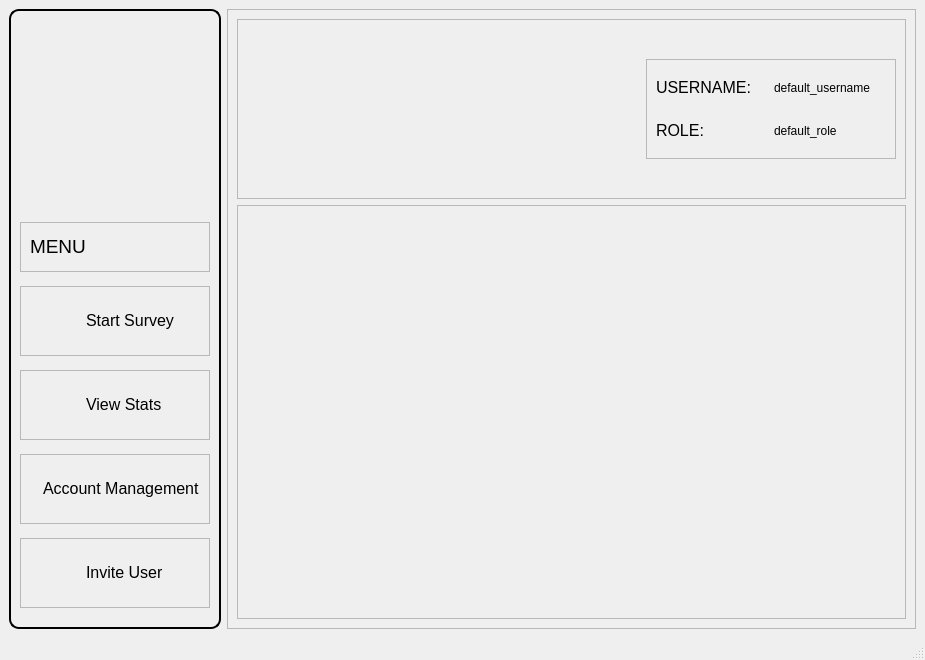
The window that src/ui_design/dashboard.ui (mikukula/SAT) describes before a commit, drawn with Qt 5.
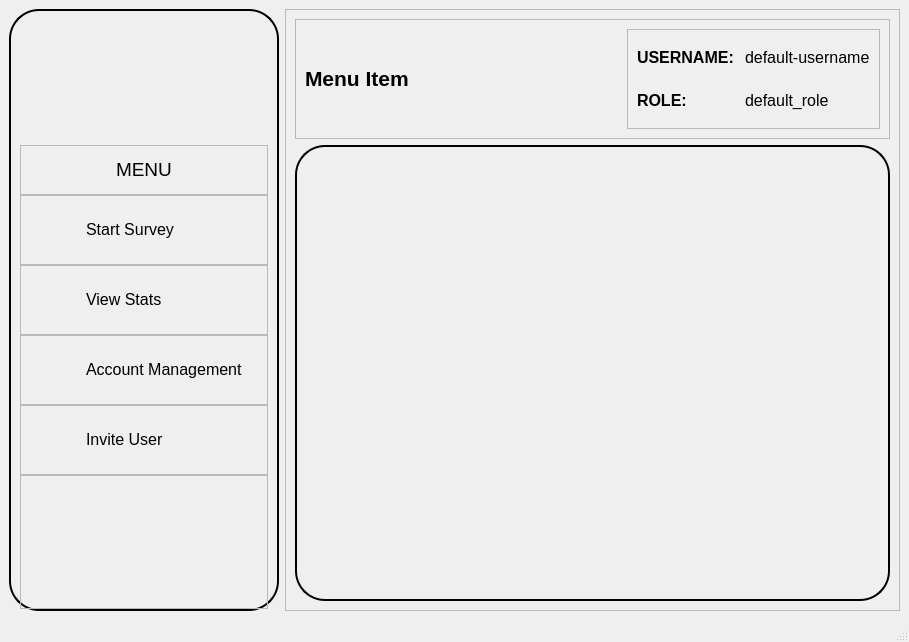
The same window after the commit. Icons and pictures are not drawn.

Commit message: session tokens added, dashboard displayed

```diff
--- a/src/ui_design/dashboard.ui
+++ b/src/ui_design/dashboard.ui
@@ -6,8 +6,8 @@
    <rect>
     <x>0</x>
     <y>0</y>
-    <width>925</width>
-    <height>660</height>
+    <width>909</width>
+    <height>642</height>
    </rect>
   </property>
   <property name="windowTitle">
@@ -19,25 +19,37 @@
      <widget class="QFrame" name="frame">
       <property name="maximumSize">
        <size>
-        <width>250</width>
+        <width>270</width>
         <height>16777215</height>
        </size>
       </property>
       <property name="styleSheet">
        <string notr="true">QFrame#frame{
     border: 2px solid black;
-    border-radius: 10px;
+    border-radius: 30px;
 }
 
 </string>
       </property>
       <layout class="QVBoxLayout" name="verticalLayout">
+       <property name="spacing">
+        <number>0</number>
+       </property>
+       <property name="topMargin">
+        <number>0</number>
+       </property>
+       <property name="rightMargin">
+        <number>9</number>
+       </property>
+       <property name="bottomMargin">
+        <number>0</number>
+       </property>
        <item>
         <widget class="QFrame" name="horizontalFrame">
          <property name="maximumSize">
           <size>
            <width>16777215</width>
-           <height>180</height>
+           <height>200</height>
           </size>
          </property>
          <layout class="QHBoxLayout" name="horizontalLayout">
@@ -58,10 +70,16 @@
           </property>
           <item>
            <widget class="QLabel" name="label">
+            <property name="minimumSize">
+             <size>
+              <width>0</width>
+              <height>0</height>
+             </size>
+            </property>
             <property name="maximumSize">
              <size>
-              <width>180</width>
-              <height>180</height>
+              <width>200</width>
+              <height>200</height>
              </size>
             </property>
             <property name="text">
@@ -93,6 +111,19 @@
           <enum>QFrame::Raised</enum>
          </property>
          <layout class="QHBoxLayout" name="horizontalLayout_4">
+          <item>
+           <spacer name="horizontalSpacer_2">
+            <property name="orientation">
+             <enum>Qt::Horizontal</enum>
+            </property>
+            <property name="sizeHint" stdset="0">
+             <size>
+              <width>40</width>
+              <height>20</height>
+             </size>
+            </property>
+           </spacer>
+          </item>
           <item>
            <widget class="QLabel" name="label_2">
             <property name="text">
@@ -100,6 +131,19 @@
             </property>
            </widget>
           </item>
+          <item>
+           <spacer name="horizontalSpacer_3">
+            <property name="orientation">
+             <enum>Qt::Horizontal</enum>
+            </property>
+            <property name="sizeHint" stdset="0">
+             <size>
+              <width>40</width>
+              <height>20</height>
+             </size>
+            </property>
+           </spacer>
+          </item>
          </layout>
         </widget>
        </item>
@@ -113,10 +157,16 @@
          </property>
          <property name="maximumSize">
           <size>
-           <width>230</width>
+           <width>270</width>
            <height>70</height>
           </size>
          </property>
+         <property name="styleSheet">
+          <string notr="true">QFrame:hover {
+	background-color: lightGray;
+	border-radius: 30px;
+}</string>
+         </property>
          <property name="frameShape">
           <enum>QFrame::StyledPanel</enum>
          </property>
@@ -160,10 +210,16 @@
         <widget class="QFrame" name="frame_6">
          <property name="maximumSize">
           <size>
-           <width>230</width>
+           <width>270</width>
            <height>70</height>
           </size>
          </property>
+         <property name="styleSheet">
+          <string notr="true">QFrame:hover {
+	background-color: lightGray;
+	border-radius: 30px;
+}</string>
+         </property>
          <property name="frameShape">
           <enum>QFrame::StyledPanel</enum>
          </property>
@@ -204,10 +260,16 @@
         <widget class="QFrame" name="frame_3">
          <property name="maximumSize">
           <size>
-           <width>230</width>
+           <width>270</width>
            <height>70</height>
           </size>
          </property>
+         <property name="styleSheet">
+          <string notr="true">QFrame:hover {
+	background-color: lightGray;
+	border-radius: 30px;
+}</string>
+         </property>
          <property name="frameShape">
           <enum>QFrame::StyledPanel</enum>
          </property>
@@ -248,10 +310,16 @@
         <widget class="QFrame" name="frame_5">
          <property name="maximumSize">
           <size>
-           <width>230</width>
+           <width>270</width>
            <height>70</height>
           </size>
          </property>
+         <property name="styleSheet">
+          <string notr="true">QFrame:hover {
+	background-color: lightGray;
+	border-radius: 30px;
+}</string>
+         </property>
          <property name="frameShape">
           <enum>QFrame::StyledPanel</enum>
          </property>
@@ -288,6 +356,16 @@
          </layout>
         </widget>
        </item>
+       <item>
+        <widget class="QFrame" name="frame_8">
+         <property name="frameShape">
+          <enum>QFrame::StyledPanel</enum>
+         </property>
+         <property name="frameShadow">
+          <enum>QFrame::Raised</enum>
+         </property>
+        </widget>
+       </item>
       </layout>
      </widget>
     </item>
@@ -305,7 +383,7 @@
          <property name="maximumSize">
           <size>
            <width>16777215</width>
-           <height>180</height>
+           <height>120</height>
           </size>
          </property>
          <property name="frameShape">
@@ -315,6 +393,13 @@
           <enum>QFrame::Raised</enum>
          </property>
          <layout class="QHBoxLayout" name="horizontalLayout_8">
+          <item>
+           <widget class="QLabel" name="menu_item_label">
+            <property name="text">
+             <string>&lt;html&gt;&lt;head/&gt;&lt;body&gt;&lt;p&gt;&lt;span style=&quot; font-size:16pt; font-weight:600;&quot;&gt;Menu Item&lt;/span&gt;&lt;/p&gt;&lt;/body&gt;&lt;/html&gt;</string>
+            </property>
+           </widget>
+          </item>
           <item>
            <spacer name="horizontalSpacer">
             <property name="orientation">
@@ -322,8 +407,8 @@
             </property>
             <property name="sizeHint" stdset="0">
              <size>
-              <width>355</width>
-              <height>20</height>
+              <width>0</width>
+              <height>0</height>
              </size>
             </property>
            </spacer>
@@ -352,28 +437,28 @@
              <item row="0" column="0">
               <widget class="QLabel" name="label_11">
                <property name="text">
-                <string>&lt;html&gt;&lt;head/&gt;&lt;body&gt;&lt;p&gt;&lt;span style=&quot; font-size:12pt;&quot;&gt;USERNAME: &lt;/span&gt;&lt;/p&gt;&lt;/body&gt;&lt;/html&gt;</string>
+                <string>&lt;html&gt;&lt;head/&gt;&lt;body&gt;&lt;p&gt;&lt;span style=&quot; font-size:12pt; font-weight:600;&quot;&gt;USERNAME: &lt;/span&gt;&lt;/p&gt;&lt;/body&gt;&lt;/html&gt;</string>
                </property>
               </widget>
              </item>
              <item row="1" column="0">
               <widget class="QLabel" name="label_12">
                <property name="text">
-                <string>&lt;html&gt;&lt;head/&gt;&lt;body&gt;&lt;p&gt;&lt;span style=&quot; font-size:12pt;&quot;&gt;ROLE:&lt;/span&gt;&lt;/p&gt;&lt;/body&gt;&lt;/html&gt;</string>
+                <string>&lt;html&gt;&lt;head/&gt;&lt;body&gt;&lt;p&gt;&lt;span style=&quot; font-size:12pt; font-weight:600;&quot;&gt;ROLE:&lt;/span&gt;&lt;/p&gt;&lt;/body&gt;&lt;/html&gt;</string>
                </property>
               </widget>
              </item>
              <item row="0" column="1">
               <widget class="QLabel" name="usernameLabel">
                <property name="text">
-                <string>default_username</string>
+                <string>&lt;html&gt;&lt;head/&gt;&lt;body&gt;&lt;p&gt;&lt;span style=&quot; font-size:12pt;&quot;&gt;default-username&lt;/span&gt;&lt;/p&gt;&lt;/body&gt;&lt;/html&gt;</string>
                </property>
               </widget>
              </item>
              <item row="1" column="1">
               <widget class="QLabel" name="roleLabel">
                <property name="text">
-                <string>default_role</string>
+                <string>&lt;html&gt;&lt;head/&gt;&lt;body&gt;&lt;p&gt;&lt;span style=&quot; font-size:12pt;&quot;&gt;default_role&lt;/span&gt;&lt;/p&gt;&lt;/body&gt;&lt;/html&gt;</string>
                </property>
               </widget>
              </item>
@@ -384,7 +469,13 @@
         </widget>
        </item>
        <item>
-        <widget class="QFrame" name="frame_9">
+        <widget class="QFrame" name="main_frame">
+         <property name="styleSheet">
+          <string notr="true">QFrame#main_frame{
+    border: 2px solid black;
+    border-radius: 30px;
+}</string>
+         </property>
          <property name="frameShape">
           <enum>QFrame::StyledPanel</enum>
          </property>
```
Left out of the diff: 4 changed lines with no effect on the pictures. The commit also changes 10 other files.
